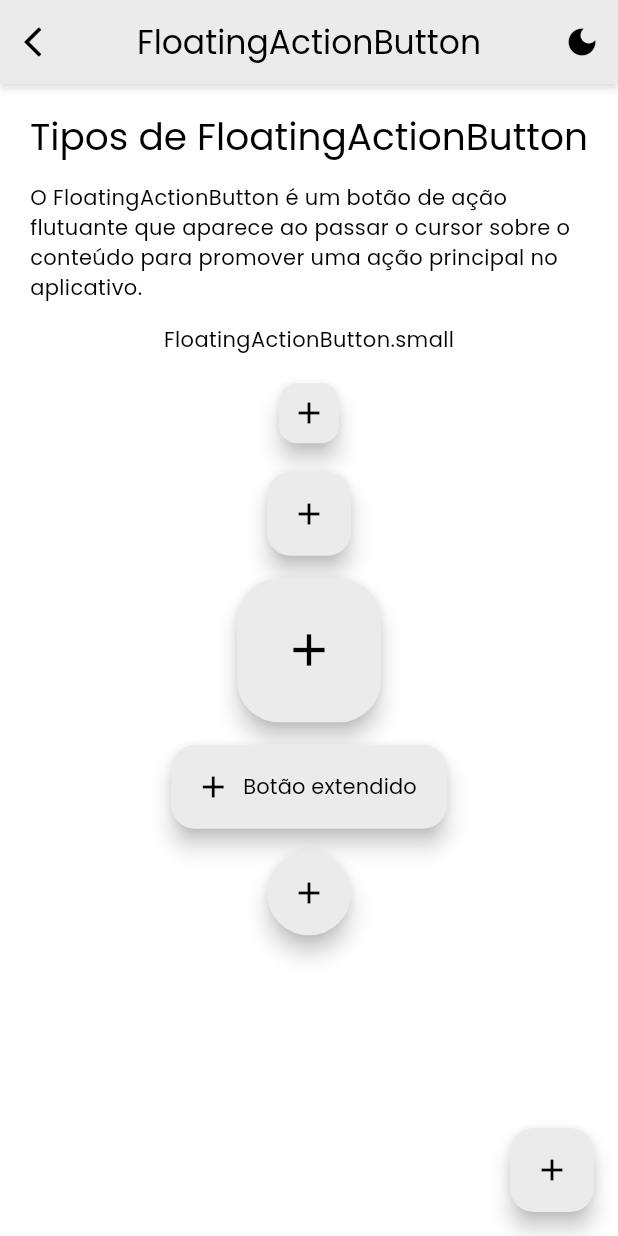
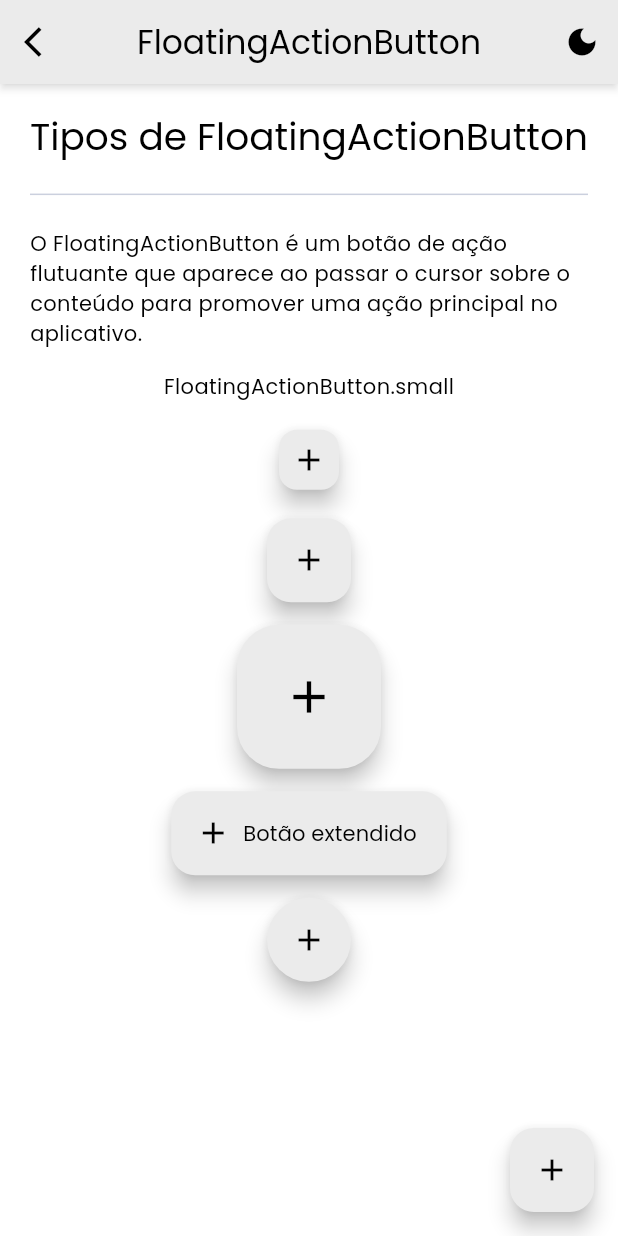
Before and after one commit to Rhayssam/flutter-playground, a Flutter app: the FabPage screen opened by its route, on a phone screen of 412 x 824 dp. Run offline on Flutter 3.47's test engine with Material 3 defaults, Android fonts, the phone set to English and light mode, and no system bars; our stand-ins replace device_preview, flutter_native_splash, get, google_fonts, shared_preferences; accounts and stored records are empty.

Commit message:
feat: adicionando o Divider na FabPage

```diff
--- a/lib/ui/material/pages/actions/fab_page.dart
+++ b/lib/ui/material/pages/actions/fab_page.dart
@@ -31,6 +31,7 @@ class FabPage extends StatelessWidget {
                     style: Theme.of(context).textTheme.displaySmall,
                   ),
                 ),
+                Divider(color: Theme.of(context).colorScheme.outline),
                 Text(
                   'O FloatingActionButton é um botão de ação flutuante que aparece ao passar o cursor sobre o conteúdo para promover uma ação principal no aplicativo.',
                 ),
```
